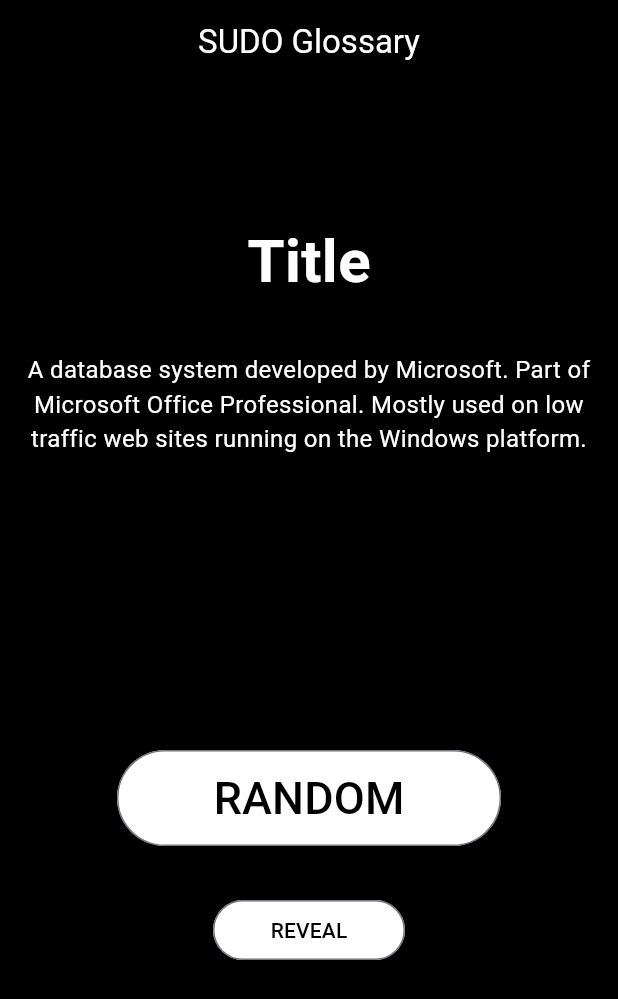
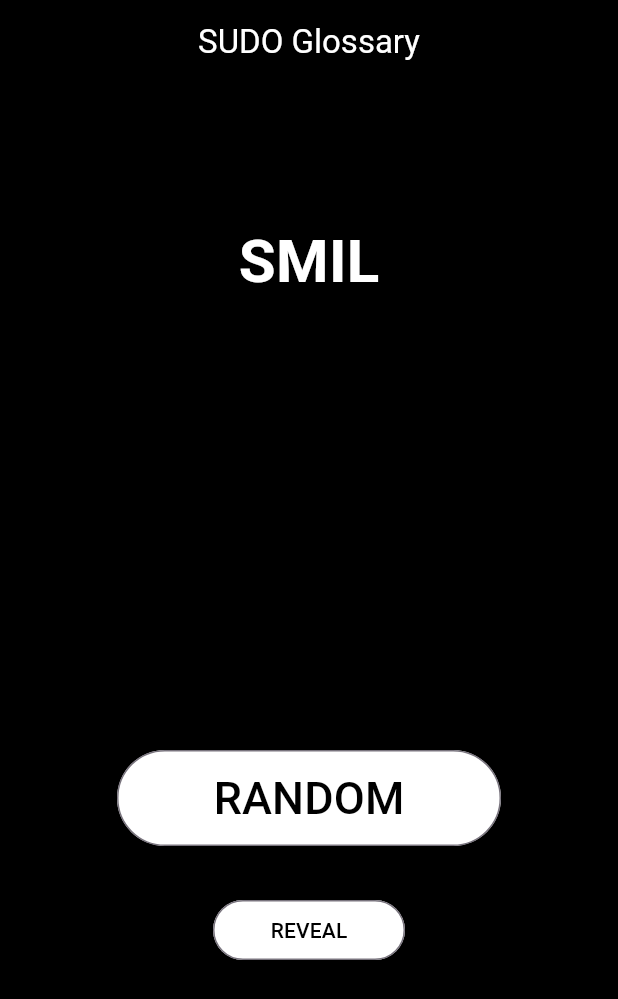
Before and after one commit to Amir-HShahi/pseudo-glossary, a Flutter app: the screen it shows after launch, after a tap on "RANDOM", on a phone screen of 412 x 824 dp. Shown: the top 999 px of the screen. Run offline on Flutter 3.47's test engine with Material 3 defaults, Android fonts, the phone set to English and light mode, and no system bars; our stand-ins replace shared_preferences, sqflite; accounts and stored records are empty.

Commit message:
view model

```diff
--- a/lib/main.dart
+++ b/lib/main.dart
@@ -1,7 +1,9 @@
 import 'package:flutter/material.dart';
+import 'package:provider/provider.dart';
 import 'package:sudo_random/services/database_handler.dart';
 import 'package:sudo_random/services/shared_preference.dart';
 import 'package:sudo_random/view/home.dart';
+import 'package:sudo_random/view_model/term_model_view.dart';
 
 void main() async {
   await DatabaseHandler.initializeDatabase();
@@ -10,7 +12,12 @@
     await DatabaseHandler.insertAllTermsToDatabase();
     SharedPreference.setDataAsInitialized(true);
   }
-  runApp(const MyApp());
+  runApp(MultiProvider(
+    providers: [
+      ChangeNotifierProvider(create: (_) => TermViewModel()),
+    ],
+    child: MyApp(),
+  ));
 }
 
 class MyApp extends StatelessWidget {
--- a/lib/model/term_model.dart
+++ b/lib/model/term_model.dart
@@ -1,6 +1,7 @@
-class Term {
+class TermModel {
   final String title;
   final String description;
+  bool isDescriptionHidden = true;
 
-  Term({required this.title, required this.description});
+  TermModel({required this.title, required this.description});
 }
--- a/lib/services/database_handler.dart
+++ b/lib/services/database_handler.dart
@@ -3,6 +3,7 @@
 import 'package:flutter/cupertino.dart';
 import 'package:path/path.dart';
 import 'package:sqflite/sqflite.dart';
+import 'package:sudo_random/model/term_model.dart';
 import 'package:sudo_random/services/words_info.dart';
 
 class DatabaseHandler {
@@ -36,4 +37,15 @@
     }
     recordsCount = id;
   }
+
+  static Future<TermModel> retrieveTermModel(int id) async {
+    final List<Map<String, dynamic>> termMap =
+        await _db.query('terms', where: 'id = ?', whereArgs: [id]);
+
+    if (termMap.isNotEmpty) {
+      Map<String, dynamic> term = termMap.elementAt(0);
+      return TermModel(title: term['title'], description: term['description']);
+    }
+    return TermModel(title: 'title', description: 'gg');
+  }
 }
--- a/lib/view/home.dart
+++ b/lib/view/home.dart
@@ -1,4 +1,6 @@
 import 'package:flutter/material.dart';
+import 'package:provider/provider.dart';
+import 'package:sudo_random/view_model/term_model_view.dart';
 
 class Home extends StatefulWidget {
   const Home({super.key});
@@ -10,6 +12,15 @@
 class _HomeState extends State<Home> {
   @override
   Widget build(BuildContext context) {
+    final viewModel = context.watch<TermViewModel>();
+    final term = viewModel.mainTerm;
+
+    void revealDescription() {
+      setState(() {
+        term.isDescriptionHidden = false;
+      });
+    }
+
     return Scaffold(
       backgroundColor: Colors.black,
       appBar: AppBar(
@@ -21,20 +32,24 @@
         child: Column(
           children: [
             SizedBox(width: double.infinity),
-            Text("Title",
+            Text(term.title,
                 style: TextStyle(
                     fontSize: 40,
                     color: Colors.white,
                     fontWeight: FontWeight.bold)),
             SizedBox(height: 32),
-            Text(
-              "A database system developed by Microsoft. Part of Microsoft Office Professional. Mostly used on low traffic web sites running on the Windows platform.",
-              style: TextStyle(color: Colors.white, fontSize: 16),
-              textAlign: TextAlign.center,
+            AnimatedOpacity(
+              duration: Duration(milliseconds: 200),
+              opacity: term.isDescriptionHidden ? 0 : 1,
+              child: Text(
+                term.description,
+                style: TextStyle(color: Colors.white, fontSize: 16),
+                textAlign: TextAlign.center,
+              ),
             ),
             const Spacer(),
             OutlinedButton(
-              onPressed: () {},
+              onPressed: viewModel.getRandomTerm,
               style: OutlinedButton.styleFrom(
                   backgroundColor: Colors.white, fixedSize: Size(256, 64)),
               child: Text("RANDOM",
@@ -42,7 +57,7 @@
             ),
             SizedBox(height: 32),
             OutlinedButton(
-              onPressed: () {},
+              onPressed: revealDescription,
               style: OutlinedButton.styleFrom(
                   backgroundColor: Colors.white, fixedSize: Size(128, 32)),
               child: Text("REVEAL", style: TextStyle(color: Colors.black)),
--- /dev/null
+++ b/lib/view_model/term_model_view.dart
@@ -0,0 +1,21 @@
+import 'dart:math';
+
+import 'package:flutter/cupertino.dart';
+import 'package:sudo_random/services/database_handler.dart';
+
+import '../model/term_model.dart';
+
+class TermViewModel with ChangeNotifier {
+  final Random _random = Random();
+
+  TermModel mainTerm = TermModel(title: 'READY ?', description: '');
+
+  int getRandomNumber() {
+    return _random.nextInt(297);
+  }
+
+  void getRandomTerm() async {
+    mainTerm = await DatabaseHandler.retrieveTermModel(getRandomNumber());
+    notifyListeners();
+  }
+}
--- a/pubspec.yaml
+++ b/pubspec.yaml
@@ -37,6 +37,7 @@
   sqflite: ^2.4.1
   path: ^1.9.0
   shared_preferences: ^2.3.5
+  provider: ^6.1.2
 
 dev_dependencies:
   flutter_test:
```
Also changed, not shown: pubspec.lock.
